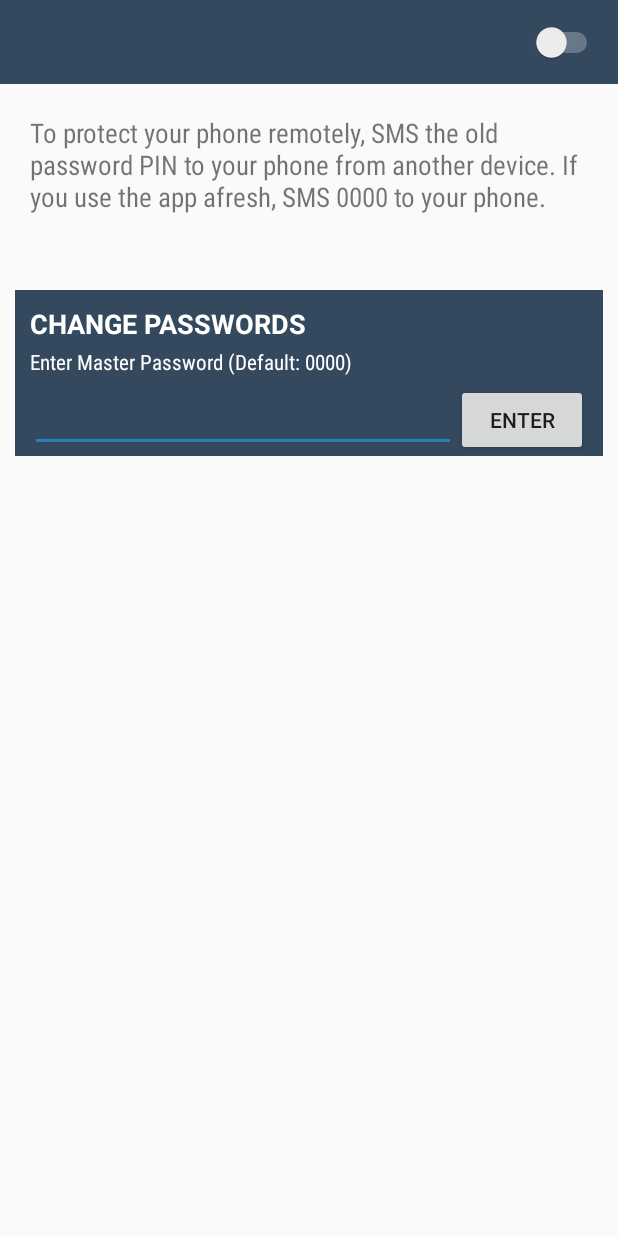
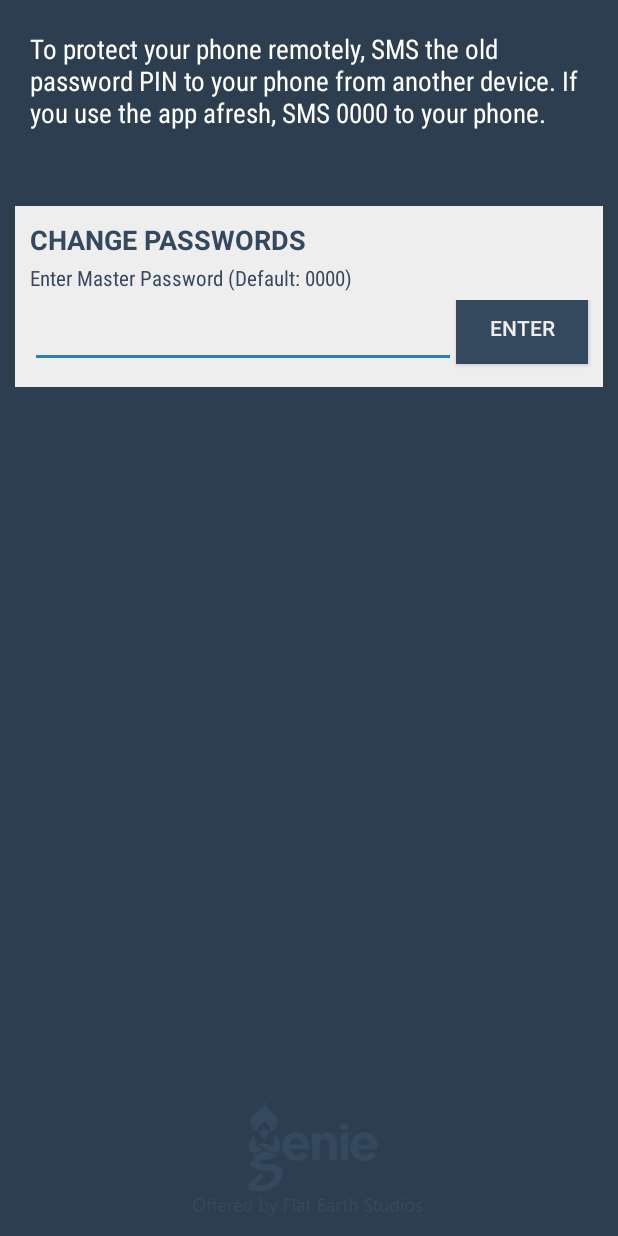
Before and after one commit to badarsh2/Genie, an Android app: the layout activity_lock_screen.xml on its own in the app's theme, with its tools: preview values and no code run, on a phone screen of 412 x 824 dp. Run offline under Robolectric (Android 15) with nearby library versions, the phone set to English and light mode, and no system bars.

Commit message:
-.-.-.-.-.-.-.-.-

```diff
--- a/app/src/main/java/com/example/adarsh/lockscreen/Activities/LockScreenActivity.java
+++ b/app/src/main/java/com/example/adarsh/lockscreen/Activities/LockScreenActivity.java
@@ -10,6 +10,8 @@ import android.content.DialogInterface;
 import android.content.Intent;
 import android.content.SharedPreferences;
 import android.content.pm.PackageManager;
+import android.graphics.Color;
+import android.net.Uri;
 import android.os.Bundle;
 import android.support.v4.app.ActivityCompat;
 import android.support.v4.content.ContextCompat;
@@ -18,6 +20,7 @@ import android.support.v7.widget.Toolbar;
 import android.view.Menu;
 import android.view.MenuItem;
 import android.view.View;
+import android.widget.ImageView;
 import android.widget.TextView;
 import android.widget.Toast;
 
@@ -33,6 +36,7 @@ public class LockScreenActivity extends ActionBarActivity {
     ComponentName compName;
     TextView masterpass;
     Toolbar toolbar;
+    ImageView credits;
     SharedPreferences sharedPreferences;
     private int MY_PERMISSIONS_REQUEST_RECEIVE_SMS = 1;
 
@@ -40,8 +44,8 @@ public class LockScreenActivity extends ActionBarActivity {
     public void onCreate(Bundle savedInstanceState) {
         super.onCreate(savedInstanceState);
         setContentView(R.layout.activity_lock_screen);
-        toolbar = (Toolbar) findViewById(R.id.toolbar);
-        setSupportActionBar(toolbar);
+//        toolbar = (Toolbar) findViewById(R.id.toolbar);
+//        setSupportActionBar(toolbar);
         //startService(new Intent(this,ServerLockService.class));
         deviceManger = (DevicePolicyManager)getSystemService(
                 Context.DEVICE_POLICY_SERVICE);
@@ -110,6 +114,16 @@ public class LockScreenActivity extends ActionBarActivity {
                     .show();
         }
 
+        credits = (ImageView) findViewById(R.id.credits);
+        credits.setColorFilter(Color.parseColor("#EEEEEE"));
+        credits.setOnClickListener(new View.OnClickListener() {
+            @Override
+            public void onClick(View view) {
+                Intent i = new Intent(Intent.ACTION_VIEW);
+                i.setData(Uri.parse("https://play.google.com/store/apps/developer?id=Flat+Earth+Studios&hl=en"));
+                startActivity(i);
+            }
+        });
     }
 
 
--- a/app/src/main/res/layout/activity_lock_screen.xml
+++ b/app/src/main/res/layout/activity_lock_screen.xml
@@ -4,22 +4,22 @@
     android:orientation="vertical"
     tools:context=".Activities.LockScreenActivity">
 
-    <android.support.v7.widget.Toolbar
-        xmlns:local="http://schemas.android.com/apk/res-auto"
-        android:id="@+id/toolbar"
-        android:layout_width="match_parent"
-        android:layout_height="?attr/actionBarSize"
-        android:background="?attr/colorPrimary"
-        local:theme="@style/ThemeOverlay.AppCompat.Dark.ActionBar"
-        local:popupTheme="@style/ThemeOverlay.AppCompat.Light" >
-        <Switch
-            android:layout_width="wrap_content"
-            android:layout_height="match_parent"
-            android:id="@+id/switch1"
-            android:layout_gravity="right|center_vertical"
-            android:layout_marginRight="10dp"/>
+    <!--<android.support.v7.widget.Toolbar-->
+        <!--xmlns:local="http://schemas.android.com/apk/res-auto"-->
+        <!--android:id="@+id/toolbar"-->
+        <!--android:layout_width="match_parent"-->
+        <!--android:layout_height="?attr/actionBarSize"-->
+        <!--android:background="?attr/colorPrimary"-->
+        <!--local:theme="@style/ThemeOverlay.AppCompat.Dark.ActionBar"-->
+        <!--local:popupTheme="@style/ThemeOverlay.AppCompat.Light" >-->
+        <!--<Switch-->
+            <!--android:layout_width="wrap_content"-->
+            <!--android:layout_height="match_parent"-->
+            <!--android:id="@+id/switch1"-->
+            <!--android:layout_gravity="right|center_vertical"-->
+            <!--android:layout_marginRight="10dp"/>-->
 
-    </android.support.v7.widget.Toolbar>
+    <!--</android.support.v7.widget.Toolbar>-->
 
     <RelativeLayout
         android:layout_width="match_parent"
@@ -27,8 +27,9 @@
 
         <LinearLayout
             android:layout_width="match_parent"
-            android:layout_height="wrap_content"
-            android:orientation="vertical">
+            android:layout_height="match_parent"
+            android:orientation="vertical"
+            android:background="@color/colorPrimaryDark">
             <TextView
                 android:layout_width="match_parent"
                 android:layout_height="wrap_content"
@@ -37,9 +38,7 @@
                 android:fontFamily="sans-serif-condensed"
                 android:textSize="18sp"
                 android:id="@+id/textView"
-                android:layout_alignParentTop="true"
-                android:layout_alignParentLeft="true"
-                android:layout_alignParentStart="true" />
+                android:textColor="#FFFFFF" />
             <LinearLayout
                 android:layout_width="match_parent"
                 android:layout_height="wrap_content"
@@ -47,14 +46,14 @@
                 android:layout_marginTop="30dp"
                 android:layout_marginLeft="10dp"
                 android:layout_marginRight="10dp"
-                android:background="@color/colorPrimary">
+                android:background="#EEEEEE">
                 <TextView
                     android:layout_width="match_parent"
                     android:layout_height="wrap_content"
                     android:layout_marginLeft="10dp"
                     android:layout_marginTop="10dp"
                     android:text="CHANGE PASSWORDS"
-                    android:textColor="#FFFFFF"
+                    android:textColor="@color/colorPrimary"
                     android:textStyle="bold"
                     android:textSize="18sp"
                     android:id="@+id/textView5"
@@ -68,7 +67,7 @@
                     android:layout_marginTop="3dp"
                     android:layout_marginBottom="5dp"
                     android:text="Enter Master Password (Default: 0000)"
-                    android:textColor="#FFFFFF"
+                    android:textColor="@color/colorPrimary"
                     android:fontFamily="sans-serif-condensed"
                     android:id="@+id/textView2"
                     android:layout_alignParentTop="true"
@@ -81,7 +80,7 @@
                     <EditText
                         android:layout_width="0dp"
                         android:layout_weight="1"
-                        android:textColor="#FFFFFF"
+                        android:textColor="@color/colorPrimary"
                         android:inputType="number"
                         android:layout_height="wrap_content"
                         android:layout_marginLeft="10dp"
@@ -93,8 +92,24 @@
                         android:id="@+id/enterpwdpage"
                         android:layout_gravity="center"
                         android:gravity="center"
-                        android:layout_marginRight="10dp"/>
+                        android:background="@color/colorPrimary"
+                        android:textColor="#EEEEEE"
+                        android:layout_marginRight="10dp"
+                        android:layout_marginBottom="10dp"/>
                 </LinearLayout>
+            </LinearLayout>
+
+            <LinearLayout
+                android:layout_width="match_parent"
+                android:layout_height="0dp"
+                android:layout_weight="1"
+                android:gravity="bottom">
+                <ImageView
+                    android:layout_width="match_parent"
+                    android:layout_height="80dp"
+                    android:src="@drawable/credits"
+                    android:id="@+id/credits"
+                    android:layout_margin="10dp"/>
             </LinearLayout>
         </LinearLayout>
 
```
Also changed, not shown: app/src/main/res/drawable/credits.png (added), 1 other file.
